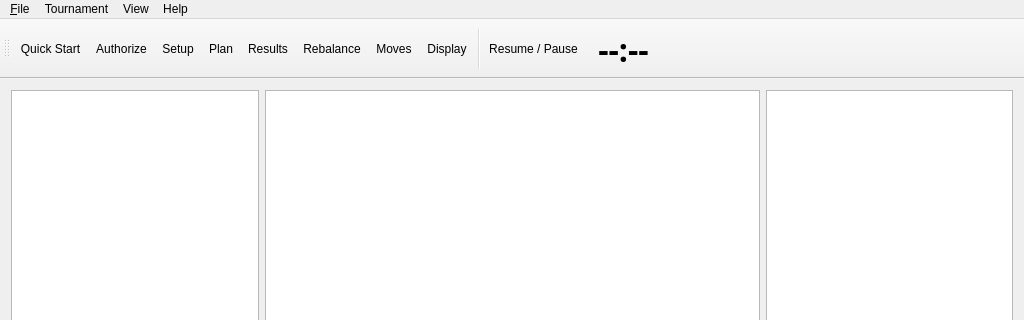
Qt form TBQt/TBBuddyMainWindow.ui (ryandrake08/td) before a commit; both pictures show x 0 to 1024 and y 0 to 320 of the 1024 by 576 pixel window.
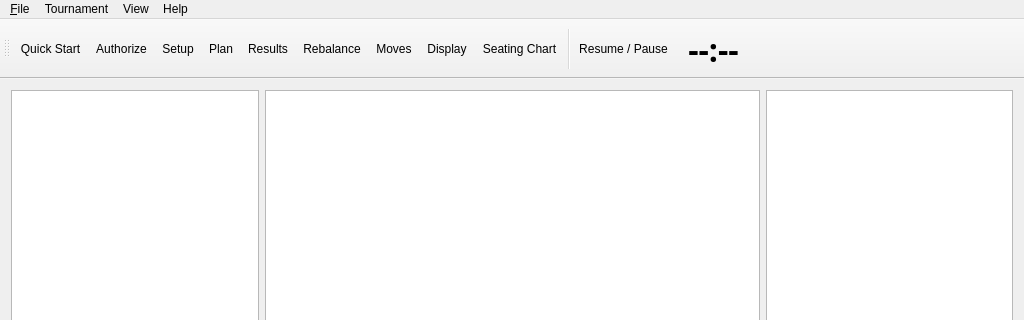
The same form after that commit. Icons and pictures are not drawn.

Commit message: Fix incorrect menu item in Tournament menu, added a default toolbar button.

Patch:
```diff
--- a/TBQt/TBBuddyMainWindow.ui
+++ b/TBQt/TBBuddyMainWindow.ui
@@ -159,6 +159,7 @@
    <addaction name="actionRebalance"/>
    <addaction name="actionShowMoves"/>
    <addaction name="actionShowHideMainDisplay"/>
+   <addaction name="actionShowHideSeatingChart"/>
    <addaction name="separator"/>
    <addaction name="actionPauseResume"/>
    <addaction name="actionTournamentClock"/>
```
Left out of the diff: 1 changed line with no effect on the pictures.
